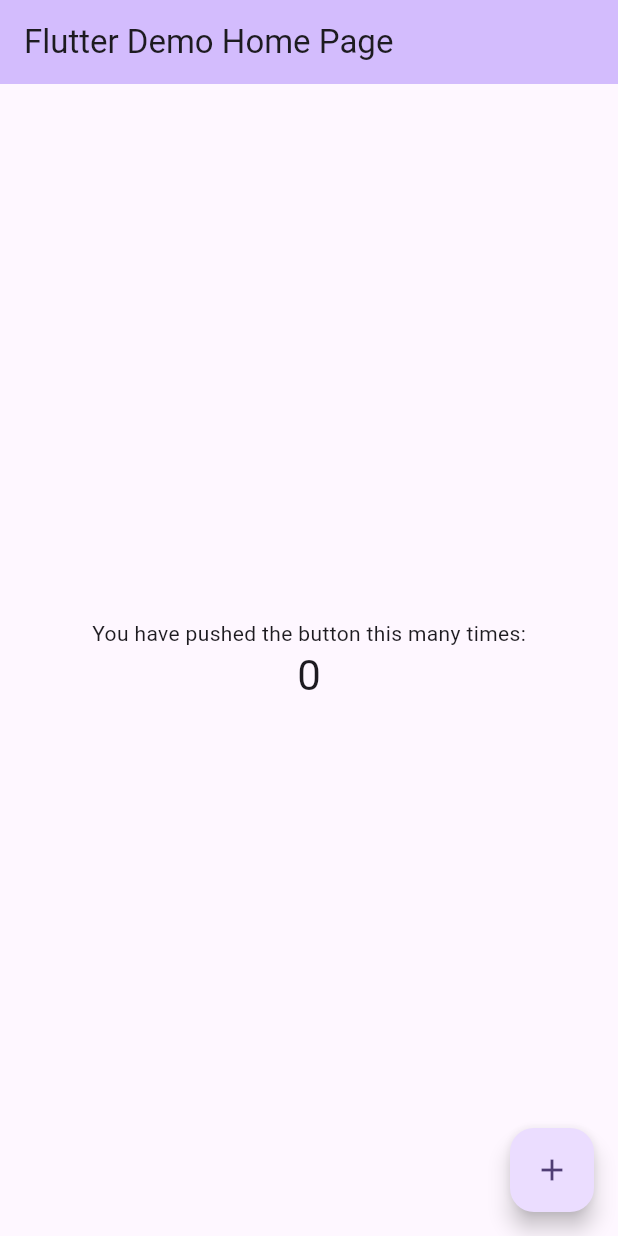
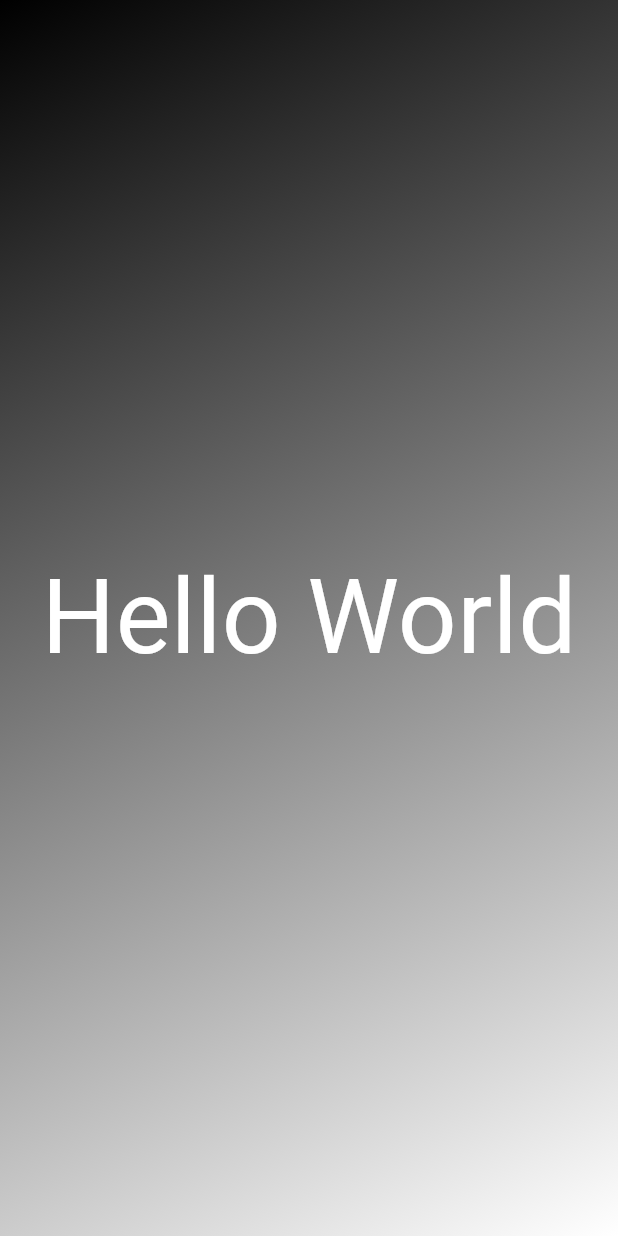
Before and after one commit to AdriPad99/flutter-dice-app, a Flutter app: the screen it shows after launch, on a phone screen of 412 x 824 dp. Run offline on Flutter 3.47's test engine with Material 3 defaults, Android fonts, the phone set to English and light mode, and no system bars.

Commit message:
custom gradient/text

```diff
--- /dev/null
+++ b/dice_app/lib/custom_text.dart
@@ -0,0 +1,35 @@
+import 'package:flutter/material.dart';
+
+class CustomText extends StatelessWidget {
+
+  // assign text
+  final String text;
+  // assign color
+  final Color color;
+  // assign font size
+  final double fontSize;
+
+
+  const CustomText({
+    super.key,
+    // initialize the text
+    required this.text,
+    // initailize the color
+    required this.color,
+    // initialize the font size
+    required this.fontSize
+  });
+
+  @override
+  Widget build(context) {
+    return Text(
+      text,
+      style: TextStyle(
+        // sets the color from the user
+        color: color,
+        // sets the font size from the user
+        fontSize: fontSize,
+      ),
+    );
+  }
+}
--- /dev/null
+++ b/dice_app/lib/gradient_container.dart
@@ -0,0 +1,49 @@
+import 'package:flutter/material.dart';
+import 'package:dice_app/custom_text.dart';
+
+class GradientContainer extends StatelessWidget {
+
+  // assign the starting color
+  final Color startColor;
+  // assign the end color
+  final Color endColor;
+  // assign the stargint position
+  final Alignment startingPosition;
+  // assign the end position
+  final Alignment endPosition;
+
+  const GradientContainer({
+    super.key,
+    required this.startColor,
+    required this.endColor,
+    required this.startingPosition,
+    required this.endPosition,
+    }
+  );
+
+  @override
+  Widget build(context) {
+    return Container(
+      // controls the styling of the container
+      decoration: BoxDecoration(
+        // controls the gradient of the current container
+        gradient: LinearGradient(
+            // controls the current colors of the Container gradient
+            colors: [startColor, endColor],
+            // controls where the gradient starts and ends in the container
+            begin: startingPosition,
+            end: endPosition),
+      ),
+
+      // Centers the child text
+      child: Center(
+        // Controls the current text on screen
+        child: CustomText(
+          text: "Hello World",
+          color: Colors.white,
+          fontSize: 69.0,
+        )
+      ),
+    );
+  }
+}
--- a/dice_app/lib/main.dart
+++ b/dice_app/lib/main.dart
@@ -1,122 +1,17 @@
 import 'package:flutter/material.dart';
+import 'package:dice_app/gradient_container.dart';
 
 void main() {
-  runApp(const MyApp());
-}
-
-class MyApp extends StatelessWidget {
-  const MyApp({super.key});
-
-  // This widget is the root of your application.
-  @override
-  Widget build(BuildContext context) {
-    return MaterialApp(
-      title: 'Flutter Demo',
-      theme: ThemeData(
-        // This is the theme of your application.
-        //
-        // TRY THIS: Try running your application with "flutter run". You'll see
-        // the application has a purple toolbar. Then, without quitting the app,
-        // try changing the seedColor in the colorScheme below to Colors.green
-        // and then invoke "hot reload" (save your changes or press the "hot
-        // reload" button in a Flutter-supported IDE, or press "r" if you used
-        // the command line to start the app).
-        //
-        // Notice that the counter didn't reset back to zero; the application
-        // state is not lost during the reload. To reset the state, use hot
-        // restart instead.
-        //
-        // This works for code too, not just values: Most code changes can be
-        // tested with just a hot reload.
-        colorScheme: ColorScheme.fromSeed(seedColor: Colors.deepPurple),
-      ),
-      home: const MyHomePage(title: 'Flutter Demo Home Page'),
-    );
-  }
-}
-
-class MyHomePage extends StatefulWidget {
-  const MyHomePage({super.key, required this.title});
-
-  // This widget is the home page of your application. It is stateful, meaning
-  // that it has a State object (defined below) that contains fields that affect
-  // how it looks.
-
-  // This class is the configuration for the state. It holds the values (in this
-  // case the title) provided by the parent (in this case the App widget) and
-  // used by the build method of the State. Fields in a Widget subclass are
-  // always marked "final".
-
-  final String title;
-
-  @override
-  State<MyHomePage> createState() => _MyHomePageState();
-}
-
-class _MyHomePageState extends State<MyHomePage> {
-  int _counter = 0;
-
-  void _incrementCounter() {
-    setState(() {
-      // This call to setState tells the Flutter framework that something has
-      // changed in this State, which causes it to rerun the build method below
-      // so that the display can reflect the updated values. If we changed
-      // _counter without calling setState(), then the build method would not be
-      // called again, and so nothing would appear to happen.
-      _counter++;
-    });
-  }
-
-  @override
-  Widget build(BuildContext context) {
-    // This method is rerun every time setState is called, for instance as done
-    // by the _incrementCounter method above.
-    //
-    // The Flutter framework has been optimized to make rerunning build methods
-    // fast, so that you can just rebuild anything that needs updating rather
-    // than having to individually change instances of widgets.
-    return Scaffold(
-      appBar: AppBar(
-        // TRY THIS: Try changing the color here to a specific color (to
-        // Colors.amber, perhaps?) and trigger a hot reload to see the AppBar
-        // change color while the other colors stay the same.
-        backgroundColor: Theme.of(context).colorScheme.inversePrimary,
-        // Here we take the value from the MyHomePage object that was created by
-        // the App.build method, and use it to set our appbar title.
-        title: Text(widget.title),
-      ),
-      body: Center(
-        // Center is a layout widget. It takes a single child and positions it
-        // in the middle of the parent.
-        child: Column(
-          // Column is also a layout widget. It takes a list of children and
-          // arranges them vertically. By default, it sizes itself to fit its
-          // children horizontally, and tries to be as tall as its parent.
-          //
-          // Column has various properties to control how it sizes itself and
-          // how it positions its children. Here we use mainAxisAlignment to
-          // center the children vertically; the main axis here is the vertical
-          // axis because Columns are vertical (the cross axis would be
-          // horizontal).
-          //
-          // TRY THIS: Invoke "debug painting" (choose the "Toggle Debug Paint"
-          // action in the IDE, or press "p" in the console), to see the
-          // wireframe for each widget.
-          mainAxisAlignment: MainAxisAlignment.center,
-          children: <Widget>[
-            const Text('You have pushed the button this many times:'),
-            Text(
-              '$_counter',
-              style: Theme.of(context).textTheme.headlineMedium,
-            ),
-          ],
+  runApp(
+    MaterialApp(
+      home: Scaffold(
+        body: GradientContainer(
+          startColor: Color.fromARGB(255, 0, 0, 0),
+          endColor: Color.fromARGB(255, 255, 255, 255),
+          startingPosition: Alignment.topLeft,
+          endPosition: Alignment.bottomRight
         ),
       ),
-      floatingActionButton: FloatingActionButton(
-        onPressed: _incrementCounter,
-        tooltip: 'Increment',
-        child: const Icon(Icons.add),
-      ), // This trailing comma makes auto-formatting nicer for build methods.
-    );
-  }
+    )
+  );
 }
```
